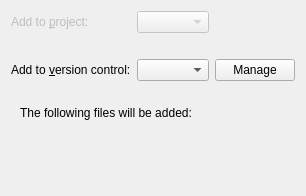
Above: src/plugins/projectexplorer/projectwizardpage.ui from qt-creator/qt-creator before the change. Below: the same form after it.
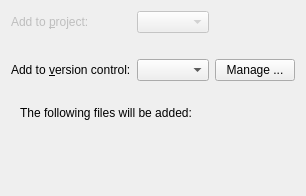
That is the form after the change.

```diff
--- a/src/plugins/projectexplorer/projectwizardpage.ui
+++ b/src/plugins/projectexplorer/projectwizardpage.ui
@@ -67,7 +67,7 @@
      <item row="2" column="2">
       <widget class="QPushButton" name="vcsManageButton">
        <property name="text">
-        <string>Manage</string>
+        <string>Manage ...</string>
        </property>
       </widget>
      </item>
```
